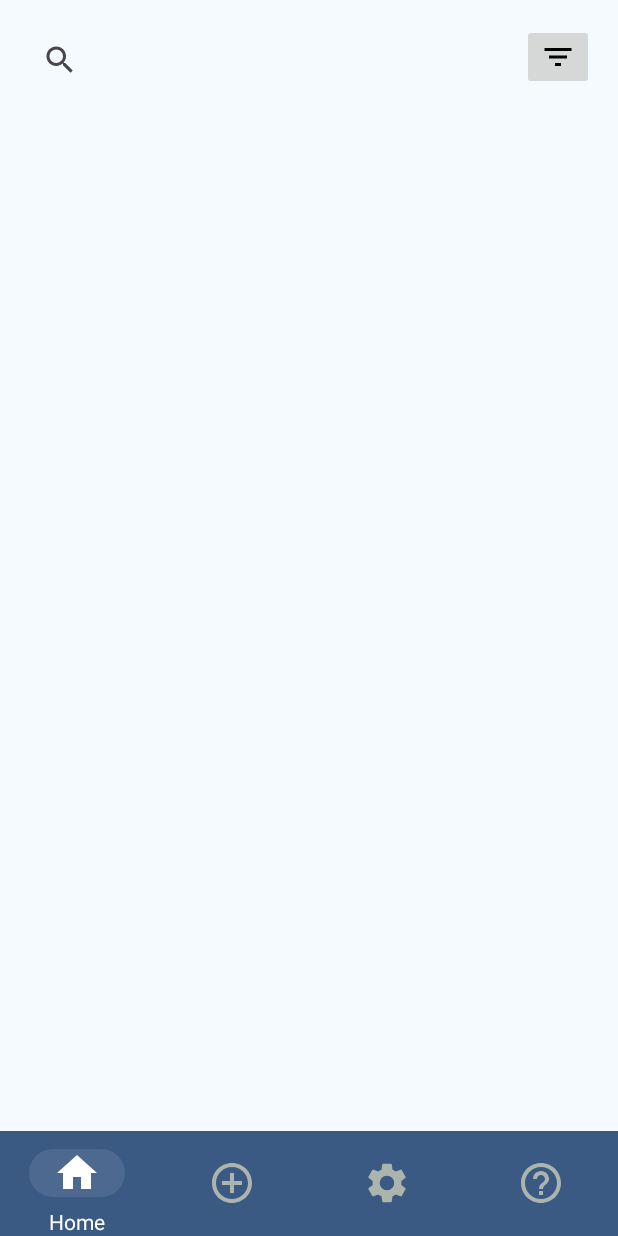
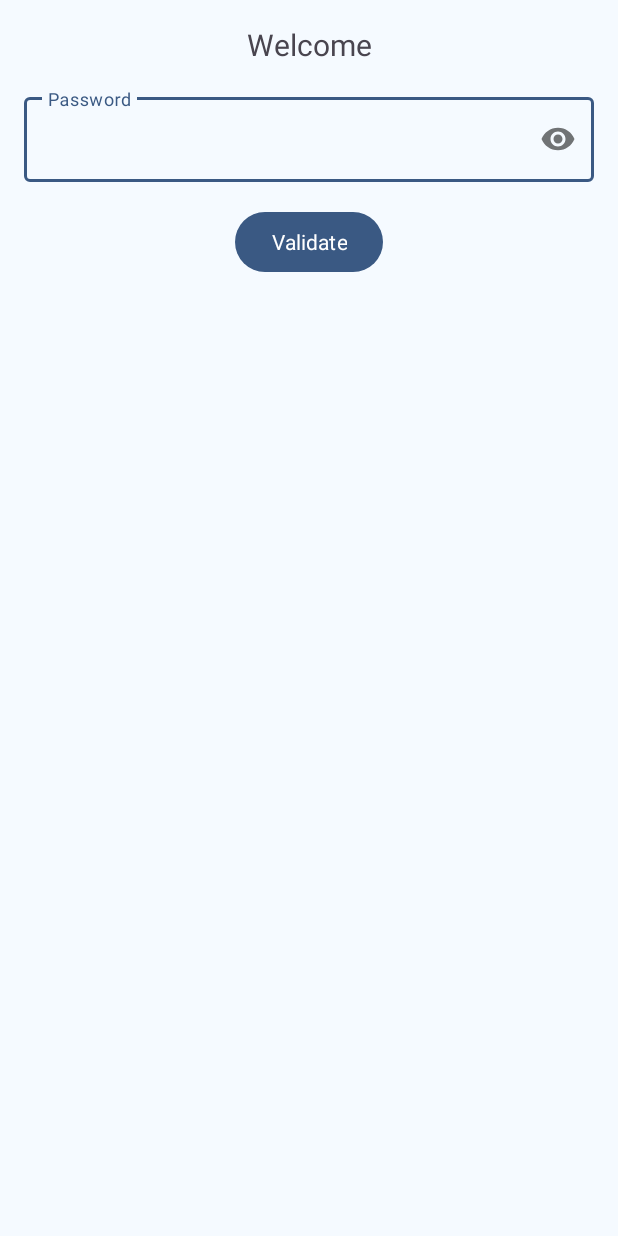
Before and after one commit to tobiridi/mini-projects, an Android app: the screen it shows after launch (MainActivity before the commit, AuthenticationActivity after it), on a phone screen of 412 x 824 dp. Run offline under Robolectric (Android 15) with nearby library versions, the phone set to English and light mode, and no system bars.

Commit message:
add authentication form

```diff
--- a/password_security/app/src/main/AndroidManifest.xml
+++ b/password_security/app/src/main/AndroidManifest.xml
@@ -2,22 +2,19 @@
 <manifest xmlns:android="http://schemas.android.com/apk/res/android"
     xmlns:tools="http://schemas.android.com/tools">
 
-    <!-- android:description="test description" -->
     <application
         android:allowBackup="true"
+        android:allowClearUserData="true"
+        android:appCategory="productivity"
         android:dataExtractionRules="@xml/data_extraction_rules"
         android:fullBackupContent="@xml/backup_rules"
         android:icon="@mipmap/ic_launcher"
         android:label="@string/app_name"
         android:roundIcon="@mipmap/ic_launcher_round"
         android:supportsRtl="true"
-        android:theme="@style/Theme.Passwordsecurity"
-
-        android:allowClearUserData="true"
-        android:appCategory="productivity"
-        >
+        android:theme="@style/Theme.Passwordsecurity">
         <activity
-            android:name=".MainActivity"
+            android:name=".ui.Authentication.AuthenticationActivity"
             android:exported="true">
             <intent-filter>
                 <action android:name="android.intent.action.MAIN" />
@@ -25,7 +22,10 @@
                 <category android:name="android.intent.category.LAUNCHER" />
             </intent-filter>
         </activity>
-
+        <activity
+            android:name=".MainActivity"
+            android:exported="false">
+        </activity>
     </application>
 
 </manifest>
--- /dev/null
+++ b/password_security/app/src/main/java/be/tobiridi/passwordsecurity/ui/Authentication/AuthenticationActivity.java
@@ -0,0 +1,28 @@
+package be.tobiridi.passwordsecurity.ui.Authentication;
+
+import android.os.Bundle;
+
+import androidx.activity.EdgeToEdge;
+import androidx.appcompat.app.AppCompatActivity;
+import androidx.core.graphics.Insets;
+import androidx.core.view.ViewCompat;
+import androidx.core.view.WindowInsetsCompat;
+
+import be.tobiridi.passwordsecurity.R;
+
+public class AuthenticationActivity extends AppCompatActivity {
+
+    @Override
+    protected void onCreate(Bundle savedInstanceState) {
+        super.onCreate(savedInstanceState);
+        EdgeToEdge.enable(this);
+        setContentView(R.layout.activity_authentication);
+        ViewCompat.setOnApplyWindowInsetsListener(findViewById(R.id.main), (v, insets) -> {
+            Insets systemBars = insets.getInsets(WindowInsetsCompat.Type.systemBars());
+            v.setPadding(systemBars.left, systemBars.top, systemBars.right, systemBars.bottom);
+            return insets;
+        });
+
+
+    }
+}
--- /dev/null
+++ b/password_security/app/src/main/java/be/tobiridi/passwordsecurity/ui/Authentication/AuthenticationViewModel.java
@@ -0,0 +1,8 @@
+package be.tobiridi.passwordsecurity.ui.Authentication;
+
+import androidx.lifecycle.ViewModel;
+
+public class AuthenticationViewModel extends ViewModel {
+    // TODO: Implement the ViewModel
+
+}
--- /dev/null
+++ b/password_security/app/src/main/res/layout/activity_authentication.xml
@@ -0,0 +1,49 @@
+<?xml version="1.0" encoding="utf-8"?>
+<androidx.constraintlayout.widget.ConstraintLayout xmlns:android="http://schemas.android.com/apk/res/android"
+    xmlns:app="http://schemas.android.com/apk/res-auto"
+    xmlns:tools="http://schemas.android.com/tools"
+    android:id="@+id/main"
+    android:layout_width="match_parent"
+    android:layout_height="match_parent"
+    android:layout_margin="16dp"
+    tools:context=".ui.Authentication.AuthenticationActivity">
+
+    <TextView
+        android:id="@+id/textView"
+        android:layout_width="0dp"
+        android:layout_height="wrap_content"
+        android:text="@string/welcome"
+        android:textAlignment="center"
+        android:textSize="20sp"
+        app:layout_constraintEnd_toEndOf="parent"
+        app:layout_constraintStart_toStartOf="parent"
+        app:layout_constraintTop_toTopOf="parent" />
+
+    <com.google.android.material.textfield.TextInputLayout
+        android:id="@+id/textInputLayout"
+        android:layout_width="0dp"
+        android:layout_height="wrap_content"
+        android:layout_marginTop="16dp"
+        app:layout_constraintEnd_toEndOf="parent"
+        app:layout_constraintStart_toStartOf="parent"
+        app:passwordToggleEnabled="true"
+        app:layout_constraintTop_toBottomOf="@+id/textView">
+
+        <com.google.android.material.textfield.TextInputEditText
+            android:layout_width="match_parent"
+            android:layout_height="wrap_content"
+            android:inputType="textPassword"
+            android:hint="@string/password_hint" />
+    </com.google.android.material.textfield.TextInputLayout>
+
+    <Button
+        android:id="@+id/button"
+        android:layout_width="wrap_content"
+        android:layout_height="wrap_content"
+        android:layout_marginTop="16dp"
+        android:text="@string/validate"
+        app:layout_constraintEnd_toEndOf="parent"
+        app:layout_constraintStart_toStartOf="parent"
+        app:layout_constraintTop_toBottomOf="@+id/textInputLayout" />
+
+</androidx.constraintlayout.widget.ConstraintLayout>
--- a/password_security/app/src/main/res/values/strings.xml
+++ b/password_security/app/src/main/res/values/strings.xml
@@ -6,6 +6,7 @@
     <string name="import_data">Import</string>
     <string name="export_data">Export</string>
     <string name="clear_all_data">Clear all accounts</string>
+    <string name="welcome">Welcome</string>
     <string name="msg_add_account_success">The account has been created</string>
     <string name="msg_add_account_fail">Error occur when account creation</string>
     <string name="error_account_name_empty">Name is empty</string>
@@ -22,6 +23,7 @@
     <string name="account_name_hint">Account name</string>
     <string name="email_hint">Example@hotmail.com</string>
     <string name="password_hint">Password</string>
+    <string name="confirm_password_hint">Confirm password</string>
     <!-- button description -->
     <string name="filter_btn_desc" translatable="false">Filter</string>
     <string name="cancel_btn_desc" translatable="false">Cancel</string>
```
Also changed, not shown: 1 other file.
